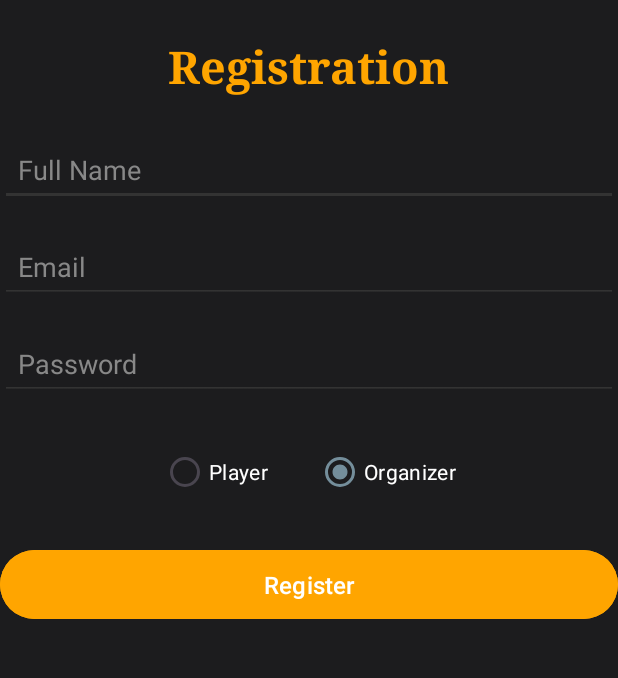
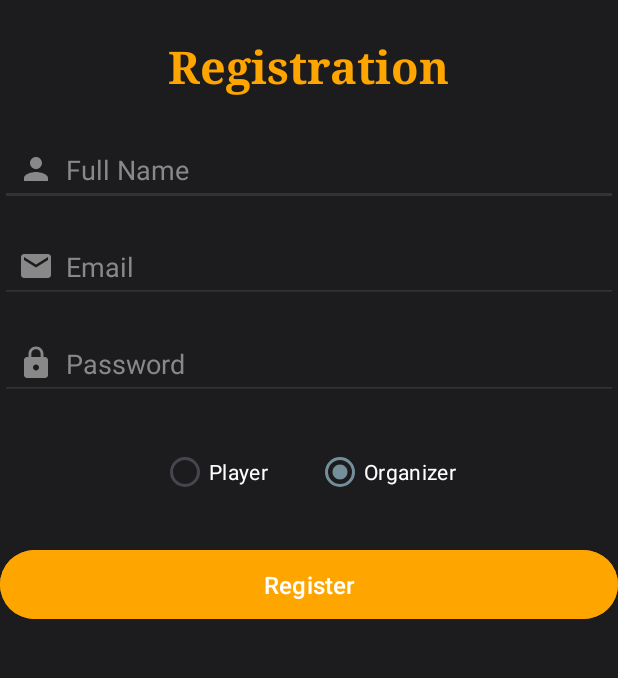
Before and after one commit to Muruj4/GameZone, an Android app: the Registration screen opened directly, with no data from a screen before it, on a phone screen of 412 x 824 dp, the part 455-1133 px from its top. Run offline under Robolectric (Android 15) with nearby library versions, the phone set to English and light mode, and no system bars; our stand-ins replace Firebase (no records; nobody signed in at launch, a user with empty details on screens opened directly); network calls fail.

Commit message:
update to code

```diff
--- a/app/src/main/java/com/example/gamezone/MainActivity.java
+++ b/app/src/main/java/com/example/gamezone/MainActivity.java
@@ -323,7 +323,7 @@ public class MainActivity extends AppCompatActivity {
                 new Tournament("T03", "Rocket League MENA Cup", "The Rocket League MENA Cup, hosted in Riyadh, Saudi Arabia, attracted the best Rocket League teams from the Middle East and North Africa for a regional championship with high-stakes gameplay.", "multiplayer", convertPrizeToLong("$4,300,000"), "1 week", "February", "Professional Level", Arrays.asList("Rocket League")),
                 new Tournament("T04", "Intel Arabian Cup", "The Intel Arabian Cup, supported by Intel and Riot Games, is a League of Legends tournament that brings together the best players and teams from Saudi Arabia and the MENA region for exciting esports action and valuable prizes.", "multiplayer", convertPrizeToLong("$100,000"), "5 weeks", "May", "Beginner Level", Arrays.asList("League of Legends")),
                 new Tournament("T05", "FIFA Esports World Cup", "The FIFA eWorld Cup Qualifiers in Saudi Arabia...", "multiplayer", convertPrizeToLong("$60,000,000"), "8 weeks", "July", "Professional Level", Arrays.asList("Dota 2", "League of Legends", "FIFA")),
-        new Tournament("T06", "Apex Legends Global Series", "The Apex Legends Global Series showcases the finest teams as they engage in thrilling battle royale matches, pushing their skills and strategies to the limit. Fans worldwide tune in to witness electrifying gameplay and intense competition.", "singleplayer", convertPrizeToLong("$3,000,000"), "1 week", "January", "Intermediate Level", Arrays.asList("Apex Legend")),
+                new Tournament("T06", "Apex Legends Global Series", "The Apex Legends Global Series showcases the finest teams as they engage in thrilling battle royale matches, pushing their skills and strategies to the limit. Fans worldwide tune in to witness electrifying gameplay and intense competition.", "singleplayer", convertPrizeToLong("$3,000,000"), "1 week", "January", "Intermediate Level", Arrays.asList("Apex Legend")),
                 new Tournament("T07", "Tekken 8 World Tour", "The Tekken 8 World Tour features the world's top Tekken players competing in a series of high-stakes tournaments. The event highlights remarkable skills and fierce rivalries, delivering a captivating experience for both players and fans.", "singleplayer", convertPrizeToLong("$300,000"), "6 weeks", "April", "Professional Level", Arrays.asList("Tekken 8")),
                 new Tournament("T08", "Clash Royale League", "The Clash Royale League is a premier global tournament where elite Clash Royale players and teams battle for supremacy. With real-time strategy and thrilling gameplay, this league offers fans unforgettable moments and intense competition.", "singleplayer", convertPrizeToLong("$50,000"), "5 weeks", "March", "Beginner Level", Arrays.asList("Clash Royale")),
                 new Tournament("T09", "Call of Duty WSOW", "The Call of Duty World Series of Warzone (WSOW) gathers top-tier Call of Duty players and teams in an exhilarating tournament format. Intense gunplay and strategic teamwork are on full display as they vie for victory and fame.", "multiplayer", convertPrizeToLong("$300,000"), "1 week", "July", "Professional Level", Arrays.asList("Call Of Duty")),
--- /dev/null
+++ b/app/src/main/res/drawable/email.xml
@@ -0,0 +1,5 @@
+<vector xmlns:android="http://schemas.android.com/apk/res/android" android:height="24dp" android:tint="#888888" android:viewportHeight="24" android:viewportWidth="24" android:width="24dp">
+
+    <path android:fillColor="@android:color/white" android:pathData="M20,4L4,4c-1.1,0 -1.99,0.9 -1.99,2L2,18c0,1.1 0.9,2 2,2h16c1.1,0 2,-0.9 2,-2L22,6c0,-1.1 -0.9,-2 -2,-2zM20,8l-8,5 -8,-5L4,6l8,5 8,-5v2z"/>
+
+</vector>
--- /dev/null
+++ b/app/src/main/res/drawable/password.xml
@@ -0,0 +1,5 @@
+<vector xmlns:android="http://schemas.android.com/apk/res/android" android:height="24dp" android:tint="#888888" android:viewportHeight="24" android:viewportWidth="24" android:width="24dp">
+
+    <path android:fillColor="@android:color/white" android:pathData="M18,8h-1L17,6c0,-2.76 -2.24,-5 -5,-5S7,3.24 7,6v2L6,8c-1.1,0 -2,0.9 -2,2v10c0,1.1 0.9,2 2,2h12c1.1,0 2,-0.9 2,-2L20,10c0,-1.1 -0.9,-2 -2,-2zM12,17c-1.1,0 -2,-0.9 -2,-2s0.9,-2 2,-2 2,0.9 2,2 -0.9,2 -2,2zM15.1,8L8.9,8L8.9,6c0,-1.71 1.39,-3.1 3.1,-3.1 1.71,0 3.1,1.39 3.1,3.1v2z"/>
+
+</vector>
--- /dev/null
+++ b/app/src/main/res/drawable/person.xml
@@ -0,0 +1,5 @@
+<vector xmlns:android="http://schemas.android.com/apk/res/android" android:height="24dp" android:tint="#888888" android:viewportHeight="24" android:viewportWidth="24" android:width="24dp">
+
+    <path android:fillColor="@android:color/white" android:pathData="M12,12c2.21,0 4,-1.79 4,-4s-1.79,-4 -4,-4 -4,1.79 -4,4 1.79,4 4,4zM12,14c-2.67,0 -8,1.34 -8,4v2h16v-2c0,-2.66 -5.33,-4 -8,-4z"/>
+
+</vector>
--- a/app/src/main/res/layout/activity_registration.xml
+++ b/app/src/main/res/layout/activity_registration.xml
@@ -42,7 +42,11 @@
         android:backgroundTint="#333333"
         android:padding="12dp"
         android:layout_marginBottom="16dp"
-        android:inputType="textPersonName" />
+        android:inputType="textPersonName"
+        android:drawableStart="@drawable/person"
+        android:drawablePadding="8dp"
+        />
+
 
     <EditText
         android:id="@+id/email"
@@ -54,7 +58,9 @@
         android:backgroundTint="#333333"
         android:padding="12dp"
         android:layout_marginBottom="16dp"
-        android:inputType="textEmailAddress" />
+        android:inputType="textEmailAddress"
+        android:drawableStart="@drawable/email"
+        android:drawablePadding="8dp" />
 
     <EditText
         android:id="@+id/Password"
@@ -66,7 +72,9 @@
         android:backgroundTint="#333333"
         android:padding="12dp"
         android:layout_marginBottom="24dp"
-        android:inputType="textPassword" />
+        android:inputType="textPassword"
+        android:drawableStart="@drawable/password"
+        android:drawablePadding="8dp" />
 
 <RadioGroup
     android:id="@+id/rg_role"
--- a/app/src/main/res/layout/activity_registrationpart2.xml
+++ b/app/src/main/res/layout/activity_registrationpart2.xml
@@ -130,7 +130,8 @@
                 android:textColor="#FFFFFF"
                 android:textSize="14sp"
                 android:layout_gravity="start"
-                android:paddingBottom="8dp" />
+                android:paddingBottom="8dp"
+             />
 
             <!-- زر اختيار صورة -->
 
```
Also changed, not shown: app/src/main/AndroidManifest.xml (+5 -5 lines), app/src/main/res/layout/activity_login.xml (+7 -3 lines), 2 other files.
